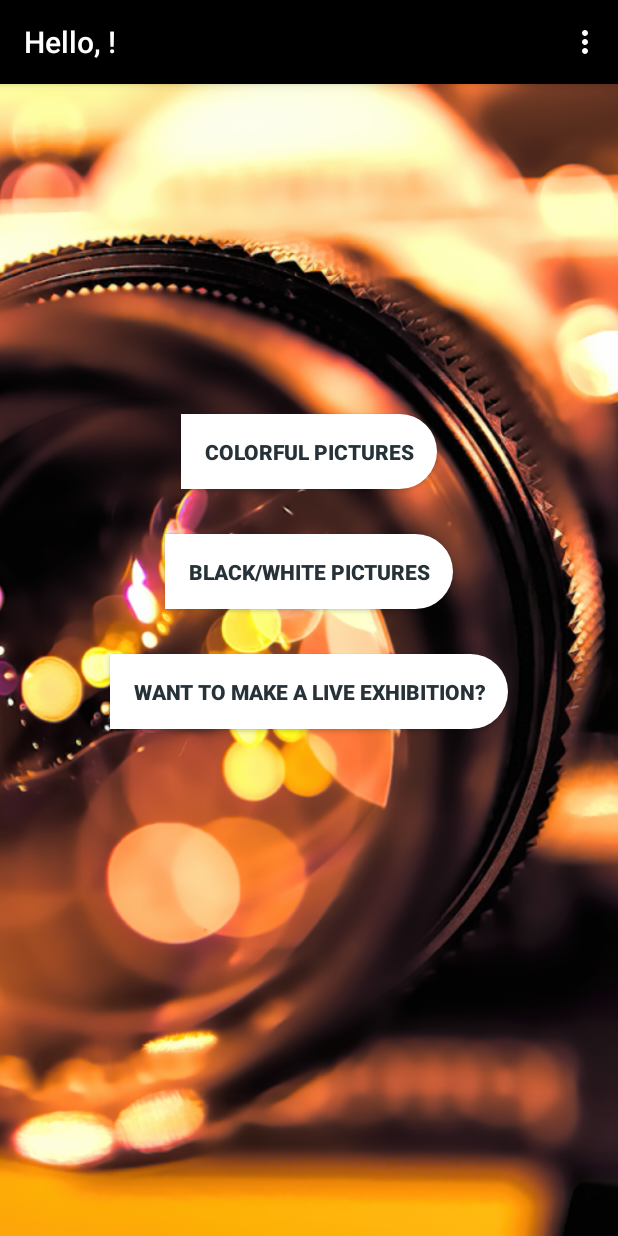
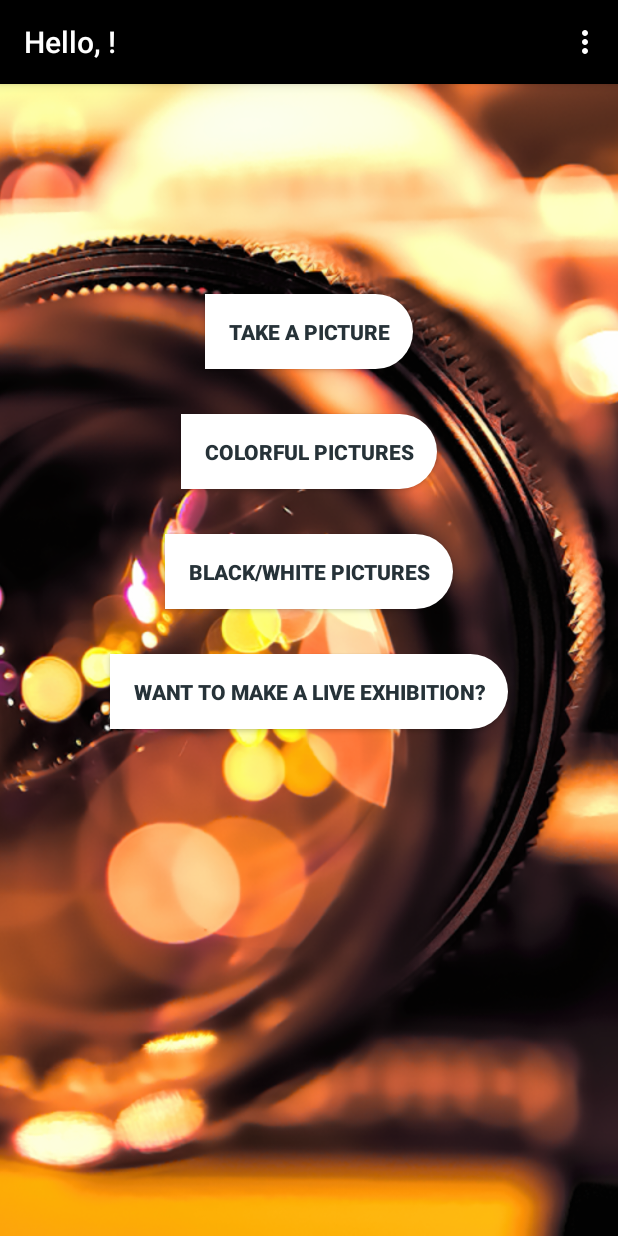
Before and after one commit to Eliane-5/Android-week4, an Android app: the ChoiceActivity screen opened directly, with no data from a screen before it, on a phone screen of 412 x 824 dp. Run offline under Robolectric (Android 15) with nearby library versions, the light colour scheme and no system bars; our stand-ins replace ButterKnife, Firebase (no records; nobody signed in at launch, a user with empty details on screens opened directly).

Commit message:
adding a button and an intent to travel from choice activity to take a picture

```diff
--- a/app/src/main/java/com/moringaschool/craftypictures/ChoiceActivity.java
+++ b/app/src/main/java/com/moringaschool/craftypictures/ChoiceActivity.java
@@ -31,6 +31,7 @@ public class ChoiceActivity extends AppCompatActivity {
     @BindView(R.id.blackAndWhite) Button mBlackAndWhiteButton;
     @BindView(R.id.colorful) Button mColorfulButton;
     @BindView(R.id.exhibition) Button mExhibitButton;
+    @BindView(R.id.takePicture) Button mTakePicture;
 
     @Override
     protected void onCreate(Bundle savedInstanceState) {
@@ -52,6 +53,15 @@ public class ChoiceActivity extends AppCompatActivity {
                 }
             }
         };
+
+        mTakePicture.setOnClickListener(new View.OnClickListener() {
+            @Override
+            public void onClick(View v) {
+                Intent intent = new Intent(ChoiceActivity.this, TakePicture.class);
+                startActivity(intent);
+                Toast.makeText(ChoiceActivity.this, "Click on the button to take a picture!", Toast.LENGTH_LONG).show();
+            }
+        });
 
         mBlackAndWhiteButton.setOnClickListener(new View.OnClickListener() {
             @Override
--- a/app/src/main/java/com/moringaschool/craftypictures/TakePicture.java
+++ b/app/src/main/java/com/moringaschool/craftypictures/TakePicture.java
@@ -37,6 +37,9 @@ public class TakePicture extends AppCompatActivity implements View.OnClickListen
         super.onCreate(savedInstanceState);
         setContentView(R.layout.activity_take_picture);
         ButterKnife.bind(this);
+
+        Intent intent = getIntent();
+
         if (Build.VERSION.SDK_INT >= 23){
             requestPermissions(new String[]{Manifest.permission.CAMERA, Manifest.permission.WRITE_EXTERNAL_STORAGE}, 2);
         }
--- a/app/src/main/res/layout/activity_choice.xml
+++ b/app/src/main/res/layout/activity_choice.xml
@@ -10,6 +10,18 @@
         android:id="@+id/imageView"
         android:src="@drawable/homebackground"
         android:scaleType="centerCrop" />
+
+    <Button
+        android:id="@+id/takePicture"
+        android:layout_width="wrap_content"
+        android:layout_height="wrap_content"
+        android:text="Take a Picture"
+        android:layout_centerHorizontal="true"
+        android:layout_marginTop="140dp"
+        android:padding="15dp"
+        android:textStyle="bold"
+        android:textColor="@color/darkgrey"
+        android:background="@drawable/gradient_button"/>
 
     <Button
         android:id="@+id/blackAndWhite"
```
